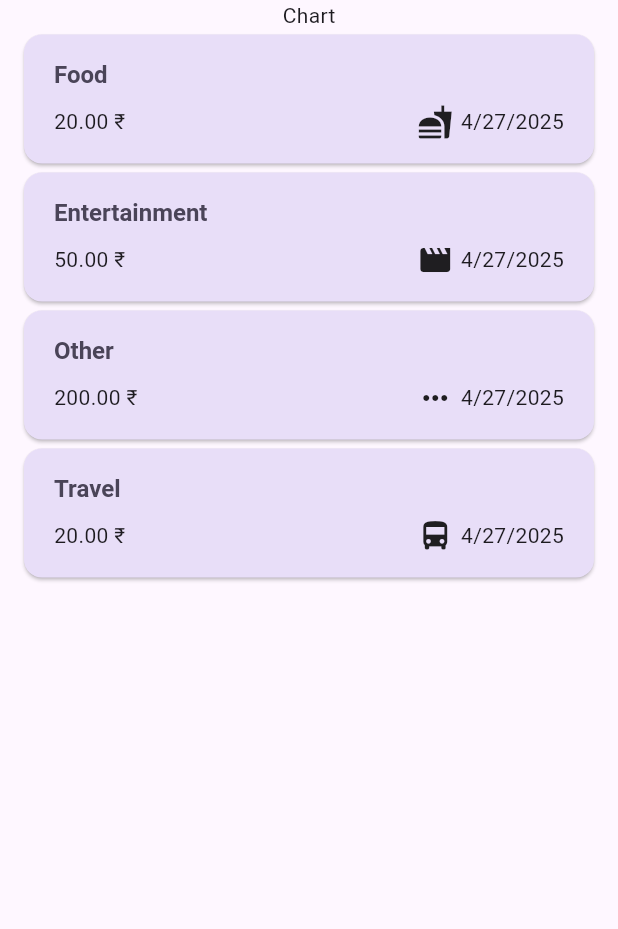
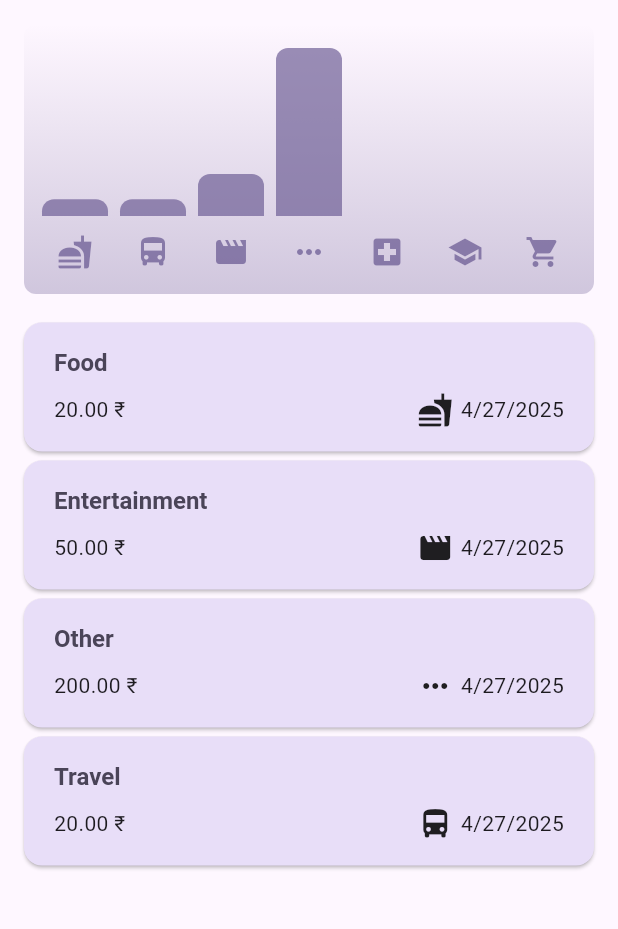
Before and after one commit to TitanGamer03/expense_tracker, a Flutter app: the screen it shows after launch, on a phone screen of 412 x 824 dp, the part 84-1013 px from its top. Run offline on Flutter 3.47's test engine with Material 3 defaults, Android fonts, the phone set to English and light mode, and no system bars.

Commit message:
Expense Chart Completed.

```diff
--- a/lib/models/expense.dart
+++ b/lib/models/expense.dart
@@ -29,5 +29,21 @@ class Expense {
   String get formattedDate {
     return formatter.format(date);
   }
+}
 
+class ExpenseBucket {
+  const ExpenseBucket({required this.category, required this.expenses});
+
+  ExpenseBucket.forCategory(List<Expense> allExpenses, this.category) : expenses = allExpenses.where((expense) => expense.category == category).toList();
+  final Category category;
+  final List<Expense> expenses;
+
+  double get totalExpenses {
+    double sum = 0;
+
+    for(final expense in expenses) {
+      sum += expense.amount;
+    }
+    return sum;
+  }
 }
--- /dev/null
+++ b/lib/widget/chart/chart.dart
@@ -0,0 +1,88 @@
+import 'package:flutter/material.dart';
+import 'package:expense_tracker/models/expense.dart';
+import 'chart_bar.dart';
+
+class Chart extends StatelessWidget {
+  const Chart({super.key, required this.expenses});
+
+  final List<Expense> expenses;
+
+  List<ExpenseBucket> get buckets {
+    return [
+      ExpenseBucket.forCategory(expenses, Category.food),
+      ExpenseBucket.forCategory(expenses, Category.travel),
+      ExpenseBucket.forCategory(expenses, Category.entertainment),
+      ExpenseBucket.forCategory(expenses, Category.other),
+      ExpenseBucket.forCategory(expenses, Category.health),
+      ExpenseBucket.forCategory(expenses, Category.education),
+      ExpenseBucket.forCategory(expenses, Category.shopping),
+    ];
+  }
+
+  double get maxTotalExpense {
+    double maxTotalExpense = 0;
+
+    for (final bucket in buckets) {
+      if (bucket.totalExpenses > maxTotalExpense) {
+        maxTotalExpense = bucket.totalExpenses;
+      }
+    }
+    return maxTotalExpense;
+  }
+
+  @override
+  Widget build(BuildContext context) {
+    final isDarkMode = MediaQuery.of(context).platformBrightness == Brightness.dark;
+    return Container(
+      margin: const EdgeInsets.all(16),
+      padding: const EdgeInsets.symmetric(
+        vertical: 16,
+        horizontal: 8,
+      ),
+      width: double.infinity,
+      height: 180,
+      decoration: BoxDecoration(
+        borderRadius: BorderRadius.circular(8),
+        gradient: LinearGradient(
+          colors: [
+            Theme.of(context).colorScheme.primary.withOpacity(0.3),
+            Theme.of(context).colorScheme.primary.withOpacity(0.0)
+          ],
+          begin: Alignment.bottomCenter,
+          end: Alignment.topCenter,
+        ),
+      ),
+      child: Column(
+        children: [
+          Expanded(
+            child: Row(
+              crossAxisAlignment: CrossAxisAlignment.end,
+              children: [
+                for (final bucket in buckets)  // alternative to map()
+                ChartBar(
+                  fill: bucket.totalExpenses == 0 ? 0 : bucket.totalExpenses / maxTotalExpense,
+                ),
+              ],
+            ),
+          ),
+          const SizedBox(height: 12),
+          Row(
+            children: buckets.map(
+              (bucket) => Expanded(
+                child: Padding(
+                  padding: const EdgeInsets.symmetric(horizontal: 4),
+                  child: Icon(
+                    categoryIcons[bucket.category],
+                    color: isDarkMode
+                      ? Theme.of(context).colorScheme.secondary
+                      : Theme.of(context).colorScheme.primary.withOpacity(0.7),
+                  ),
+                ),
+              ),
+            ).toList(),
+          ),
+        ],
+      ),
+    );
+  }
+}
--- /dev/null
+++ b/lib/widget/chart/chart_bar.dart
@@ -0,0 +1,34 @@
+import 'package:flutter/material.dart';
+
+class ChartBar extends StatelessWidget {
+  const ChartBar({
+    super.key,
+    required this.fill,
+  });
+
+  final double fill;
+
+  @override
+  Widget build(BuildContext context) {
+    final isDarkMode =
+        MediaQuery.of(context).platformBrightness == Brightness.dark;
+    return Expanded(
+      child: Padding(
+        padding: const EdgeInsets.symmetric(horizontal: 4),
+        child: FractionallySizedBox(
+          heightFactor: fill,
+          child: DecoratedBox(
+            decoration: BoxDecoration(
+              shape: BoxShape.rectangle,
+              borderRadius:
+                  const BorderRadius.vertical(top: Radius.circular(8)),
+              color: isDarkMode
+                  ? Theme.of(context).colorScheme.secondary
+                  : Theme.of(context).colorScheme.primary.withOpacity(0.65),
+            ),
+          ),
+        ),
+      ),
+    );
+  }
+}
--- a/lib/widget/expenses.dart
+++ b/lib/widget/expenses.dart
@@ -1,4 +1,5 @@
 import 'package:expense_tracker/models/expense.dart';
+import 'package:expense_tracker/widget/chart/chart.dart';
 import 'package:expense_tracker/widget/expense_list/expense_list.dart';
 import 'package:expense_tracker/widget/new_expense.dart';
 import 'package:flutter/material.dart';
@@ -71,7 +72,7 @@ class _ExpensesState extends State<Expenses> {
       ),
       body: Column(
         children: [
-          Text("Chart"),
+          Chart(expenses: _registerdExpense),
           Expanded(
             child: mainContent,
           ),
--- /dev/null
+++ b/lib/widgets/chart/chart_bar.dart
@@ -0,0 +1 @@
+// TODO Implement this library.
```
